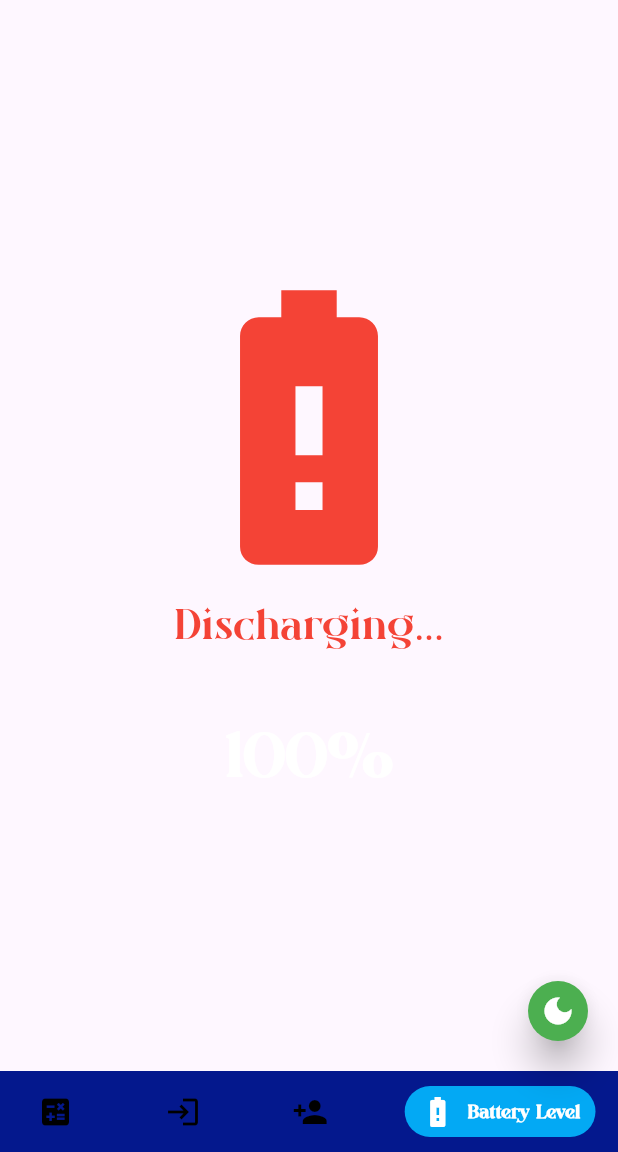
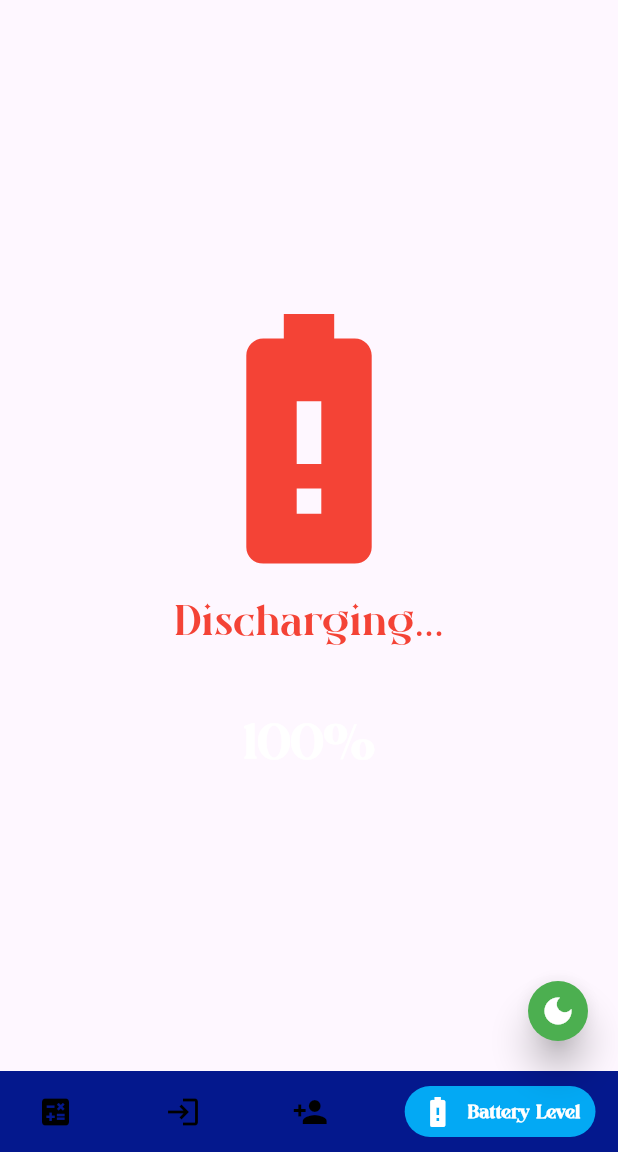
Before and after one commit to 0122345/flutter-Calculator, a Flutter app: the screen it shows after launch, item 4 of the bottom bar chosen, on a phone screen of 412 x 824 dp, the part 84-1236 px from its top. Run offline on Flutter 3.47's test engine with Material 3 defaults, Android fonts, the phone set to English and light mode, and no system bars; drawn by our look-alikes of google_nav_bar; our stand-ins replace adaptive_theme, battery, connectivity_plus, get.

Commit message:
adding more notified

```diff
--- a/lib/components/battery.dart
+++ b/lib/components/battery.dart
@@ -1,7 +1,7 @@
-
 import 'dart:async';
 import 'package:flutter/material.dart';
 import 'package:battery/battery.dart';
+
 
 class BatteryLevel extends StatefulWidget {
   const BatteryLevel({super.key});
@@ -56,7 +56,6 @@ class _BatteryLevelState extends State<BatteryLevel> {
 
   @override
   Widget build(BuildContext context) => Scaffold(
-
         body: Center(
           child: Column(
             mainAxisAlignment: MainAxisAlignment.center,
@@ -70,34 +69,35 @@ class _BatteryLevelState extends State<BatteryLevel> {
       );
 
   Widget buildBatteryState(BatteryState batteryState) {
-    final style =  TextStyle(fontSize: 32, color: Colors.white);
-    final double size = 220;
+    const style =
+        TextStyle(fontSize: 32, color: Colors.white );
+    const double size = 200;
 
     switch (batteryState) {
       case BatteryState.full:
-        final color = Colors.green;
+        const color = Colors.green;
 
         return Column(
           children: [
-            Icon(Icons.battery_full, size: size, color: color),
+            const Icon(Icons.battery_full, size: size, color: color),
             Text('Full!', style: style.copyWith(color: color)),
           ],
         );
       case BatteryState.charging:
-        final color = Colors.green;
+        const color = Colors.green;
 
         return Column(
           children: [
-            Icon(Icons.battery_charging_full, size: size, color: color),
+            const Icon(Icons.battery_charging_full, size: size, color: color),
             Text('Charging...', style: style.copyWith(color: color)),
           ],
         );
       case BatteryState.discharging:
       default:
-        final color = Colors.red;
+        const color = Colors.red;
         return Column(
           children: [
-            Icon(Icons.battery_alert, size: size, color: color),
+            const Icon(Icons.battery_alert, size: size, color: color),
             Text('Discharging...', style: style.copyWith(color: color)),
           ],
         );
@@ -107,7 +107,7 @@ class _BatteryLevelState extends State<BatteryLevel> {
   Widget buildBatteryLevel(int batteryLevel) => Text(
         '$batteryLevel%',
         style: const TextStyle(
-          fontSize: 46,
+          fontSize: 36,
           color: Colors.white,
           fontWeight: FontWeight.bold,
         ),
```
Also changed, not shown: lib/components/calc.dart (+4 -4 lines), lib/controller/network_controller.dart (+24 -48 lines), lib/util/theme_data.dart (+0 -21 lines).
